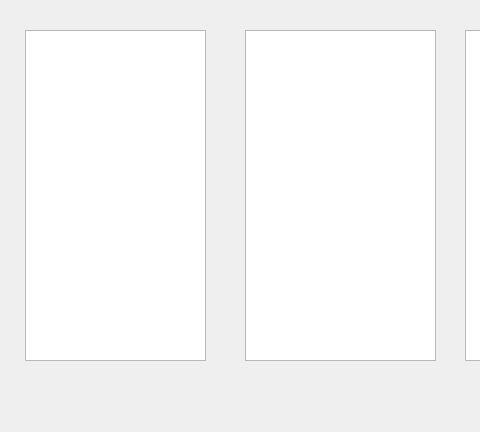
Above: client/geraph.ui from AP-projects-4001/jan-ghahve before the change; both pictures show x 155 to 635 and y 0 to 432 of the 917 by 432 pixel window. Below: the same form after it.
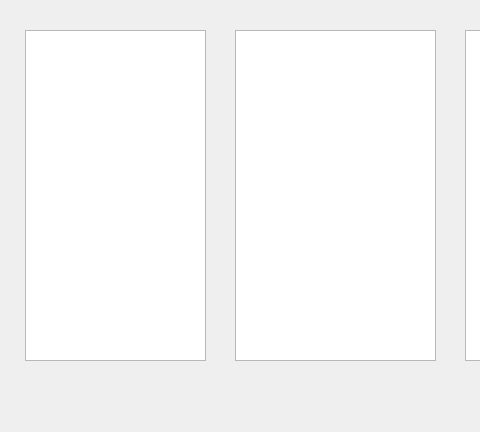
That is the form after the change.

The edit to the form file:
```diff
--- a/client/geraph.ui
+++ b/client/geraph.ui
@@ -39,9 +39,9 @@
   <widget class="QListWidget" name="listWidget_2">
    <property name="geometry">
     <rect>
-     <x>400</x>
+     <x>390</x>
      <y>30</y>
-     <width>191</width>
+     <width>201</width>
      <height>331</height>
     </rect>
    </property>
```
